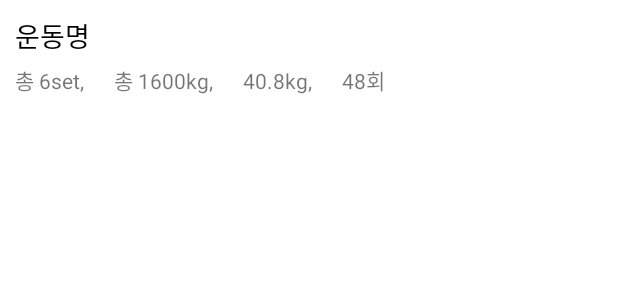
After one commit to vaneseA/MoreThanYesterday, an Android app: the layout record_lv_item.xml on its own in the app's theme, with its tools: preview values and no code run, on a phone screen of 412 x 824 dp. The commit adds this screen. Shown: the top 300 px of the screen. Run offline under Robolectric (Android 15) with nearby library versions, the phone set to English and light mode, and no system bars.

Commit message:
record_lv_item.xml, RecordLVAdapter.kt, RecordModel.kt 작성

```diff
--- /dev/null
+++ b/app/src/main/res/drawable-v24/underline.xml
@@ -0,0 +1,14 @@
+<?xml version="1.0" encoding="utf-8"?>
+
+<layer-list xmlns:android="http://schemas.android.com/apk/res/android" >
+    <item>
+        <shape android:shape="rectangle">
+            <solid android:color="@color/white" />
+        </shape>
+    </item>
+    <item android:bottom="0.5dp">
+        <shape android:shape="rectangle">
+            <solid android:color="@color/white" />
+        </shape>
+    </item>
+</layer-list>
--- /dev/null
+++ b/app/src/main/res/layout/record_lv_item.xml
@@ -0,0 +1,93 @@
+<?xml version="1.0" encoding="utf-8"?>
+<LinearLayout
+
+    xmlns:android="http://schemas.android.com/apk/res/android"
+    xmlns:app="http://schemas.android.com/apk/res-auto"
+    android:id="@+id/commentLVItemLayout"
+    android:layout_width="match_parent"
+    android:layout_height="wrap_content"
+    android:background="@drawable/underline"
+    android:orientation="vertical">
+
+    <!-- 리스트뷰 아이템 하나 -->
+    <androidx.constraintlayout.widget.ConstraintLayout
+        android:layout_width="match_parent"
+        android:layout_height="wrap_content">
+
+        <!-- 운동명,총 세트,총 kg,최고 kg,총 횟수 영역 -->
+        <LinearLayout
+            android:layout_width="match_parent"
+            android:layout_height="wrap_content"
+            android:orientation="vertical"
+            android:weightSum="2"
+            app:layout_constraintStart_toStartOf="parent"
+            app:layout_constraintTop_toTopOf="parent">
+
+            <!-- 운동명 -->
+            <TextView
+                android:id="@+id/exerciseNameArea"
+                android:layout_width="match_parent"
+                android:layout_height="match_parent"
+                android:layout_weight="1"
+                android:paddingHorizontal="10dp"
+                android:paddingTop="10dp"
+                android:paddingBottom="5dp"
+                android:text="운동명"
+                android:textColor="@color/black"
+                android:textSize="18sp"
+                app:layout_constraintBottom_toBottomOf="parent"
+                app:layout_constraintStart_toStartOf="parent"
+                app:layout_constraintTop_toTopOf="parent" />
+
+            <LinearLayout
+                android:layout_width="wrap_content"
+                android:layout_height="wrap_content"
+                android:orientation="horizontal">
+                <!-- 총 세트 -->
+                <TextView
+                    android:id="@+id/exerciseSetArea"
+                    android:layout_width="match_parent"
+                    android:layout_height="wrap_content"
+                    android:paddingHorizontal="10dp"
+                    android:paddingBottom="10dp"
+                    android:text="총 6set,"
+                    android:textSize="14sp" />
+
+                <!-- 총 kg -->
+                <TextView
+                    android:id="@+id/exerciseKgArea"
+                    android:layout_width="match_parent"
+                    android:layout_height="wrap_content"
+                    android:paddingHorizontal="10dp"
+                    android:paddingBottom="10dp"
+                    android:text="총 1600kg,"
+                    android:textSize="14sp" />
+
+                <!-- 최고 kg -->
+                <TextView
+                    android:id="@+id/exerciseBestKgArea"
+                    android:layout_width="match_parent"
+                    android:layout_height="wrap_content"
+                    android:paddingHorizontal="10dp"
+                    android:paddingBottom="10dp"
+                    android:text="40.8kg,"
+                    android:textSize="14sp" />
+
+                <!-- 총 횟수 -->
+                <TextView
+                    android:id="@+id/exerciseCountArea"
+                    android:layout_width="match_parent"
+                    android:layout_height="wrap_content"
+                    android:paddingHorizontal="10dp"
+                    android:paddingBottom="10dp"
+                    android:text="48회"
+                    android:textSize="14sp" />
+            </LinearLayout>
+
+        </LinearLayout>
+
+        <!-- 댓글 및 배지 영역 -->
+
+
+    </androidx.constraintlayout.widget.ConstraintLayout>
+</LinearLayout>
```
Also changed, not shown: app/src/main/java/com/example/morethanyesterday/MainActivity.kt (+38 -35 lines), app/src/main/java/com/example/morethanyesterday/Record/RecordLVAdapter.kt (added, +53 -0 lines), app/src/main/java/com/example/morethanyesterday/Record/RecordModel.kt (added, +20 -0 lines).
